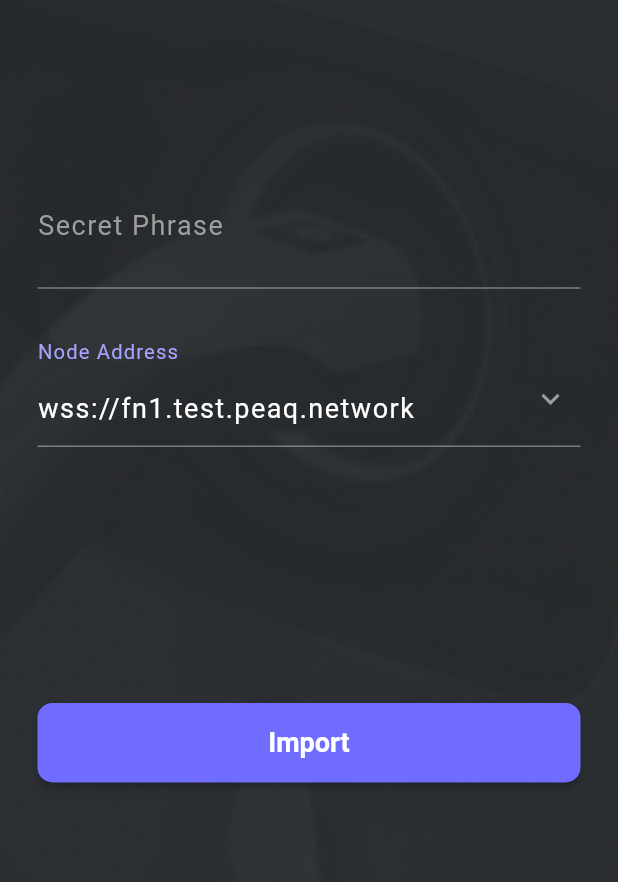
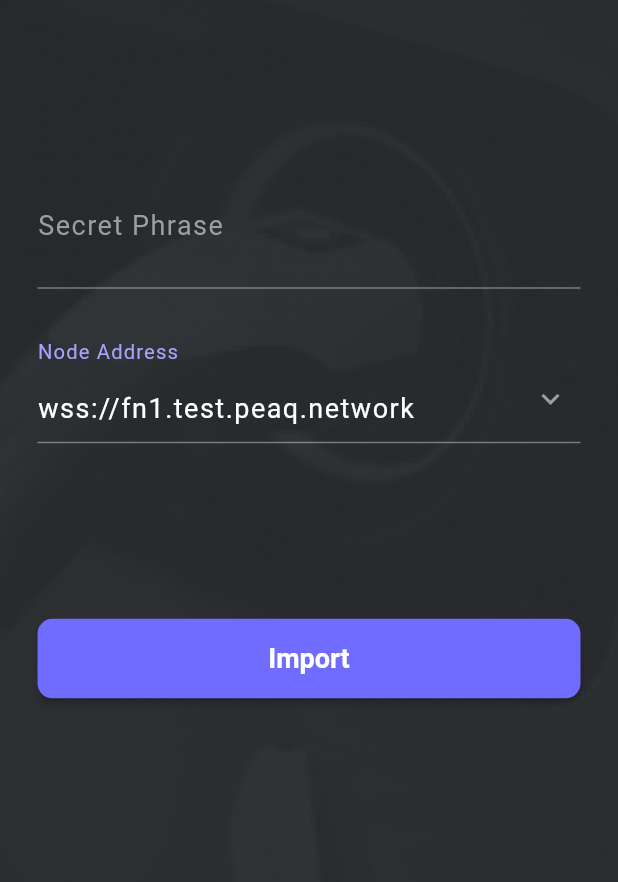
Before and after one commit to peaqnetwork/peaq-network-charmev, a Flutter app: the screen it shows after launch, on a phone screen of 412 x 824 dp, the part 265-1147 px from its top. Run offline on Flutter 3.47's test engine with Material 2 defaults, Android fonts, the phone set to English and light mode, and no system bars; our stand-ins replace dio, fluro, flutter_svg, get_it, json_rpc_2, shared_preferences; missing offline and left inert: cryptography, elliptic, scan, schnorr, substrate_sign_flutter; accounts and stored records are empty; Roboto replaces fonts that are missing (SourceSanPro).

Commit message:
fix:  The Node Address dropdown on the Sign in screen сovers Node Address

```diff
--- a/lib/common/widgets/textfield.dart
+++ b/lib/common/widgets/textfield.dart
@@ -7,6 +7,7 @@ class CEVTextField extends StatelessWidget {
       required this.label,
       required this.onTap,
       required this.onChanged,
+      this.bottomMargin = 16,
       this.autofocus = false,
       this.obscureText = false,
       this.readOnly = false,
@@ -22,6 +23,7 @@ class CEVTextField extends StatelessWidget {
 
   final TextEditingController controller;
   final bool autofocus;
+  final double bottomMargin;
   final bool obscureText;
   final bool readOnly;
   final bool filled;
@@ -38,7 +40,7 @@ class CEVTextField extends StatelessWidget {
   @override
   Widget build(BuildContext context) {
     return Container(
-        margin: const EdgeInsets.only(bottom: 16),
+        margin: EdgeInsets.only(bottom: bottomMargin),
         // padding: EdgeInsets.only(top:10, left:10),
         child: TextField(
           controller: controller,
--- a/lib/screens/home.dart
+++ b/lib/screens/home.dart
@@ -101,6 +101,7 @@ class _HomeScreenState extends State<HomeScreen>
               backgroundColor: Colors.transparent,
               body: CEVDropDown(
                   items: _accountProvider.nodes,
+                  borderColor: CEVTheme.accentColor,
                   onTap: (String item) {
                     _accountProvider.showNodeDropdown =
                         !_accountProvider.showNodeDropdown;
--- a/lib/screens/onboarding.dart
+++ b/lib/screens/onboarding.dart
@@ -1,3 +1,4 @@
+import 'package:charmev/common/widgets/dropdown.dart';
 import 'package:charmev/common/widgets/route.dart';
 import 'package:charmev/config/app.dart';
 import 'package:charmev/screens/event_explorer.dart';
@@ -107,9 +108,10 @@ class _OnboardingScreenState extends State<OnboardingScreen>
       controller: _nodeAddressFieldController,
       filled: false,
       keyboardType: TextInputType.url,
+      bottomMargin: 0,
       suffix: InkWell(
           child: Padding(
-            padding: const EdgeInsets.all(8),
+            padding: const EdgeInsets.fromLTRB(8, 8, 8, 0),
             child: Icon(
               accountProvider.showNodeDropdown
                   ? Icons.keyboard_arrow_up
@@ -120,7 +122,6 @@ class _OnboardingScreenState extends State<OnboardingScreen>
           onTap: () {
             accountProvider.showNodeDropdown =
                 !accountProvider.showNodeDropdown;
-            _openNodePicker(context, accountProvider);
           }),
       onChanged: (value) => {},
       onTap: () => {},
@@ -154,16 +155,14 @@ class _OnboardingScreenState extends State<OnboardingScreen>
         padding: const EdgeInsets.fromLTRB(25.0, 0.0, 25.0, 25.0),
         child: SingleChildScrollView(
             child: SizedBox(
-                height: MediaQuery.of(context).size.height / 1.18,
+                // height: MediaQuery.of(context).size.height / 1.18,
                 child: Column(
                     mainAxisAlignment: MainAxisAlignment.spaceBetween,
                     mainAxisSize: MainAxisSize.max,
                     children: <Widget>[
               Column(
                 children: [
-                          (widget.page != 2)
-                              ? _buildLogo(context)
-                              : const SizedBox(),
+                  (widget.page != 2) ? _buildLogo(context) : const SizedBox(),
                   (widget.page != 2)
                       ? const SizedBox(
                           height: 24.0,
@@ -175,36 +174,52 @@ class _OnboardingScreenState extends State<OnboardingScreen>
                   const SizedBox(
                     height: 8.0,
                   ),
-                          _nodeAddressField,
-                          const SizedBox(
-                            height: 8.0,
+                  SizedBox(
+                    height: 180.0,
+                    child: Stack(
+                      children: [
+                        Positioned(
+                          child: _nodeAddressField,
+                        ),
+                        Positioned.fill(
+                          // height: MediaQuery.of(context).size.height / 1.18,
+                          top: 70,
+                          child: Visibility(
+                              visible: accountProvider.showNodeDropdown,
+                              child: Container(
+                                height: 100,
+                                color: Colors.transparent,
+                                child: CEVDropDown(
+                                    items: accountProvider.nodes,
+                                    margin:
+                                        const EdgeInsets.fromLTRB(0, 0, 0, 0),
+                                    padding:
+                                        const EdgeInsets.fromLTRB(0, 2, 0, 0),
+                                    borderColor: CEVTheme.accentColor,
+                                    radius: const BorderRadius.only(
+                                        bottomLeft: Radius.circular(10),
+                                        bottomRight: Radius.circular(10)),
+                                    onTap: (String item) {
+                                      _nodeAddressFieldController.text = item;
+                                      accountProvider.showNodeDropdown =
+                                          !accountProvider.showNodeDropdown;
+                                      accountProvider.selectedNode = item;
+                                    }),
+                              )),
+                        )
+                      ],
+                    ),
                   ),
                 ],
               ),
+              const SizedBox(
+                height: 16.0,
+              ),
               _buildImportButton(accountProvider),
+              const SizedBox(
+                height: 50.0,
+              ),
             ]))));
-  }
-
-  void _openNodePicker(
-      BuildContext context, CEVAccountProvider accountProvider) async {
-    await showDialog<bool>(
-        context: context,
-        barrierLabel: "hello",
-        barrierColor: Colors.transparent,
-        barrierDismissible: false,
-        builder: (context) {
-          return Padding(
-              padding: const EdgeInsets.only(top: 220),
-              child: CEVDialog(
-                items: accountProvider.nodes,
-                onTap: (item) {
-                  accountProvider.showNodeDropdown =
-                      !accountProvider.showNodeDropdown;
-                  accountProvider.selectedNode = item;
-                  Navigator.of(context).pop();
-                },
-              ));
-        });
   }
 
   Widget _buildLogo(BuildContext context) {
```
Also changed, not shown: lib/common/widgets/dropdown.dart (+26 -10 lines). Lines whose indentation alone changed are shown as unchanged.
